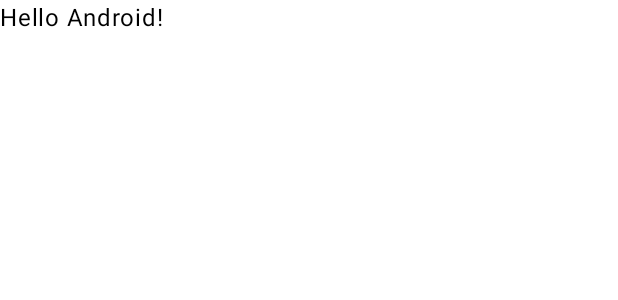
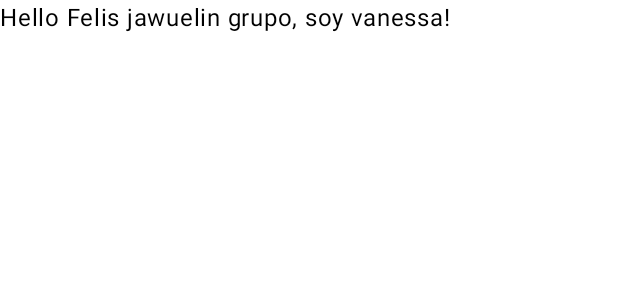
Before and after one commit to Will010906/ProyectoColaborativo, an Android app built with Jetpack Compose: the @Preview function GreetingPreview, on a phone screen of 412 x 824 dp. Shown: the top 300 px of the screen. Run offline under Robolectric (Android 15) with nearby library versions, the phone set to English and light mode, and no system bars.

Commit message:
Se modificó el mensaje de preview

```diff
--- a/app/src/main/java/com/example/proyectocolaborativo/MainActivity.kt
+++ b/app/src/main/java/com/example/proyectocolaborativo/MainActivity.kt
@@ -42,6 +42,6 @@ fun Greeting(name: String, modifier: Modifier = Modifier) {
 @Composable
 fun GreetingPreview() {
     ProyectoColaborativoTheme {
-        Greeting("Android")
+        Greeting("Felis jawuelin grupo, soy vanessa")
     }
 }
```
